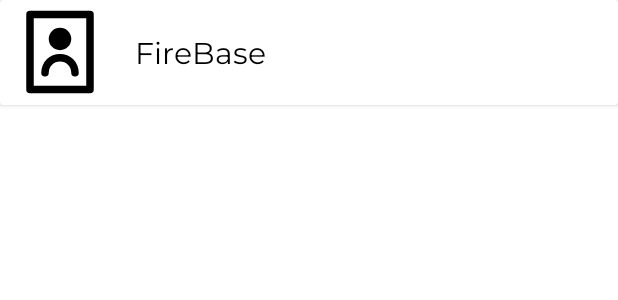
After one commit to sultanov-be/App-with-FireBase, an Android app: the layout user_item.xml on its own in the app's theme, with its tools: preview values and no code run, on a phone screen of 412 x 824 dp. The commit adds this screen. Shown: the top 300 px of the screen. Run offline under Robolectric (Android 15) with nearby library versions, the phone set to English and light mode, and no system bars.

Commit message:
Prepared layouts for future.

```diff
--- /dev/null
+++ b/app/src/main/res/drawable/ic_contact.xml
@@ -0,0 +1,4 @@
+<vector android:height="60dp" android:viewportHeight="24"
+    android:viewportWidth="24" android:width="60dp" xmlns:android="http://schemas.android.com/apk/res/android">
+    <path android:fillColor="#000000" android:pathData="M20,1L4,1A1,1 0,0 0,3 2L3,22a1,1 0,0 0,1 1L20,23a1,1 0,0 0,1 -1L21,2A1,1 0,0 0,20 1ZM19,21L5,21L5,3L19,3ZM9,8.5a3,3 0,1 1,3 3A3,3 0,0 1,9 8.5ZM7,17.5a5,5 0,0 1,10 0,1 1,0 0,1 -2,0 3,3 0,0 0,-6 0,1 1,0 0,1 -2,0Z"/>
+</vector>
--- a/app/src/main/res/layout/fragment_users.xml
+++ b/app/src/main/res/layout/fragment_users.xml
@@ -1,15 +1,13 @@
 <?xml version="1.0" encoding="utf-8"?>
-<androidx.constraintlayout.widget.ConstraintLayout xmlns:android="http://schemas.android.com/apk/res/android"
+<LinearLayout xmlns:android="http://schemas.android.com/apk/res/android"
     xmlns:tools="http://schemas.android.com/tools"
     android:layout_width="match_parent"
     android:layout_height="match_parent"
     tools:context=".ui.main.users.UsersFragment">
 
-    <TextView
-        style="@style/StartTitleTextStyle"
+    <androidx.recyclerview.widget.RecyclerView
+        android:id="@+id/recycler_users"
         android:layout_width="match_parent"
-        android:layout_height="match_parent"
-        android:text="Fragment Users"
-        android:gravity="center"/>
+        android:layout_height="match_parent" />
 
-</androidx.constraintlayout.widget.ConstraintLayout>
+</LinearLayout>
--- /dev/null
+++ b/app/src/main/res/layout/user_item.xml
@@ -0,0 +1,31 @@
+<?xml version="1.0" encoding="utf-8"?>
+<androidx.cardview.widget.CardView xmlns:android="http://schemas.android.com/apk/res/android"
+    xmlns:tools="http://schemas.android.com/tools"
+    android:layout_width="match_parent"
+    android:layout_height="70dp"
+    android:elevation="0dp">
+
+    <LinearLayout
+        android:layout_width="match_parent"
+        android:layout_height="match_parent"
+        android:orientation="horizontal"
+        tools:ignore="UseCompoundDrawables">
+
+        <ImageView
+            android:layout_width="wrap_content"
+            android:layout_height="wrap_content"
+            android:layout_gravity="center"
+            android:layout_marginStart="10dp"
+            android:src="@drawable/ic_contact"
+            tools:ignore="ContentDescription" />
+
+        <TextView
+            style="@style/StartSubTitleTextStyle"
+            android:layout_width="match_parent"
+            android:layout_height="match_parent"
+            android:layout_marginStart="20dp"
+            android:gravity="start|center_vertical"
+            android:text="@string/app_name"
+            android:textSize="20sp" />
+    </LinearLayout>
+</androidx.cardview.widget.CardView>
```
